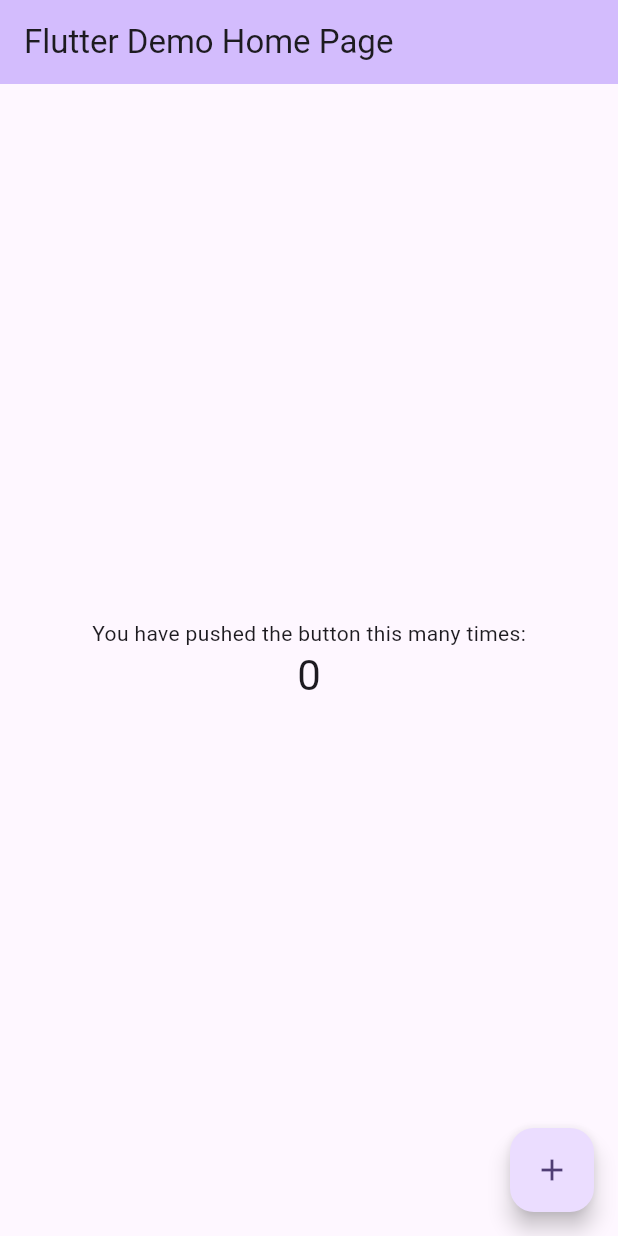
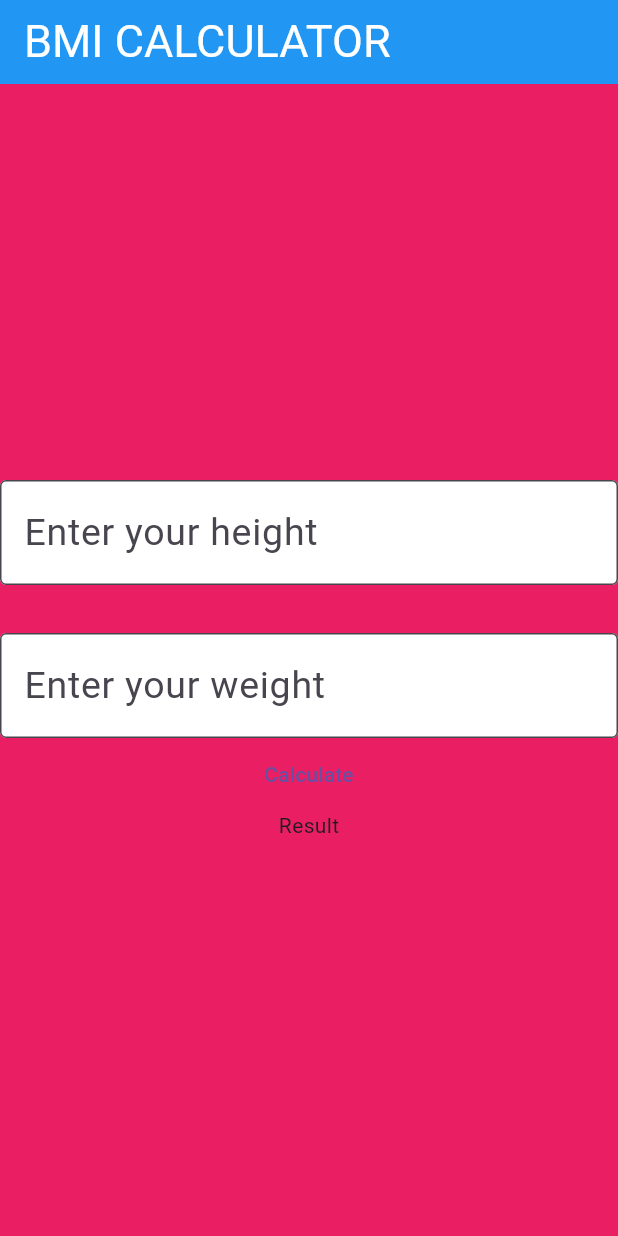
Before and after one commit to nirupamanv/bmicalculator, a Flutter app: the screen it shows after launch, on a phone screen of 412 x 824 dp. Run offline on Flutter 3.47's test engine with Material 3 defaults, Android fonts, the phone set to English and light mode, and no system bars.

```diff
--- /dev/null
+++ b/lib/bmicalc.dart
@@ -0,0 +1,67 @@
+import 'package:flutter/material.dart';
+
+class BmiCalc extends StatefulWidget {
+  const BmiCalc({super.key});
+
+  @override
+  State<BmiCalc> createState() => _BmiCalcState();
+}
+
+class _BmiCalcState extends State<BmiCalc> {
+  TextEditingController height=TextEditingController();
+  TextEditingController weight=TextEditingController();
+    double h_value=0;
+  double w_value=0;
+  double result=0;
+  void calculate(){
+   h_value=double.parse(height.text)/100;
+   w_value=double.parse(weight.text);
+   result=w_value/(h_value*h_value);
+   print(result);
+  }
+  @override
+  Widget build(BuildContext context) {
+    return Scaffold(
+      appBar: AppBar(
+          backgroundColor: Colors.blue,
+          title: Text(
+            'BMI CALCULATOR',
+            style: TextStyle(color: Colors.white, fontSize: 30),
+          )),
+      backgroundColor: Colors.pink,
+      body: Column(
+        mainAxisAlignment: MainAxisAlignment.center,
+        children: [
+          TextField(
+            controller:height,
+            decoration: InputDecoration(
+              border: OutlineInputBorder(),
+              hintText: 'Enter your height',
+              filled: true,
+              fillColor: Colors.white,
+            ),
+            style: TextStyle(fontSize: 25),
+          ),
+          Padding(padding: EdgeInsets.all(16.0)),
+          TextField(
+            controller: weight,
+            decoration: InputDecoration(
+              border: OutlineInputBorder(),
+              hintText: 'Enter your weight',
+              filled: true,
+              fillColor: Colors.white,
+            ),
+            style: TextStyle(fontSize: 25),
+          ),
+          TextButton(onPressed: () {
+            setState(() {
+              calculate();
+            });
+            },
+              child: Text('Calculate')),
+          Text('Result')
+        ],
+      ),
+    );
+  }
+}
--- a/lib/main.dart
+++ b/lib/main.dart
@@ -1,125 +1,7 @@
+import 'package:bmicalculator/bmicalc.dart';
 import 'package:flutter/material.dart';
-
-void main() {
-  runApp(const MyApp());
+void main(){
+  runApp(MaterialApp(
+    home: BmiCalc(),
+  ));
 }
-
-class MyApp extends StatelessWidget {
-  const MyApp({super.key});
-
-  // This widget is the root of your application.
-  @override
-  Widget build(BuildContext context) {
-    return MaterialApp(
-      title: 'Flutter Demo',
-      theme: ThemeData(
-        // This is the theme of your application.
-        //
-        // TRY THIS: Try running your application with "flutter run". You'll see
-        // the application has a purple toolbar. Then, without quitting the app,
-        // try changing the seedColor in the colorScheme below to Colors.green
-        // and then invoke "hot reload" (save your changes or press the "hot
-        // reload" button in a Flutter-supported IDE, or press "r" if you used
-        // the command line to start the app).
-        //
-        // Notice that the counter didn't reset back to zero; the application
-        // state is not lost during the reload. To reset the state, use hot
-        // restart instead.
-        //
-        // This works for code too, not just values: Most code changes can be
-        // tested with just a hot reload.
-        colorScheme: ColorScheme.fromSeed(seedColor: Colors.deepPurple),
-        useMaterial3: true,
-      ),
-      home: const MyHomePage(title: 'Flutter Demo Home Page'),
-    );
-  }
-}
-
-class MyHomePage extends StatefulWidget {
-  const MyHomePage({super.key, required this.title});
-
-  // This widget is the home page of your application. It is stateful, meaning
-  // that it has a State object (defined below) that contains fields that affect
-  // how it looks.
-
-  // This class is the configuration for the state. It holds the values (in this
-  // case the title) provided by the parent (in this case the App widget) and
-  // used by the build method of the State. Fields in a Widget subclass are
-  // always marked "final".
-
-  final String title;
-
-  @override
-  State<MyHomePage> createState() => _MyHomePageState();
-}
-
-class _MyHomePageState extends State<MyHomePage> {
-  int _counter = 0;
-
-  void _incrementCounter() {
-    setState(() {
-      // This call to setState tells the Flutter framework that something has
-      // changed in this State, which causes it to rerun the build method below
-      // so that the display can reflect the updated values. If we changed
-      // _counter without calling setState(), then the build method would not be
-      // called again, and so nothing would appear to happen.
-      _counter++;
-    });
-  }
-
-  @override
-  Widget build(BuildContext context) {
-    // This method is rerun every time setState is called, for instance as done
-    // by the _incrementCounter method above.
-    //
-    // The Flutter framework has been optimized to make rerunning build methods
-    // fast, so that you can just rebuild anything that needs updating rather
-    // than having to individually change instances of widgets.
-    return Scaffold(
-      appBar: AppBar(
-        // TRY THIS: Try changing the color here to a specific color (to
-        // Colors.amber, perhaps?) and trigger a hot reload to see the AppBar
-        // change color while the other colors stay the same.
-        backgroundColor: Theme.of(context).colorScheme.inversePrimary,
-        // Here we take the value from the MyHomePage object that was created by
-        // the App.build method, and use it to set our appbar title.
-        title: Text(widget.title),
-      ),
-      body: Center(
-        // Center is a layout widget. It takes a single child and positions it
-        // in the middle of the parent.
-        child: Column(
-          // Column is also a layout widget. It takes a list of children and
-          // arranges them vertically. By default, it sizes itself to fit its
-          // children horizontally, and tries to be as tall as its parent.
-          //
-          // Column has various properties to control how it sizes itself and
-          // how it positions its children. Here we use mainAxisAlignment to
-          // center the children vertically; the main axis here is the vertical
-          // axis because Columns are vertical (the cross axis would be
-          // horizontal).
-          //
-          // TRY THIS: Invoke "debug painting" (choose the "Toggle Debug Paint"
-          // action in the IDE, or press "p" in the console), to see the
-          // wireframe for each widget.
-          mainAxisAlignment: MainAxisAlignment.center,
-          children: <Widget>[
-            const Text(
-              'You have pushed the button this many times:',
-            ),
-            Text(
-              '$_counter',
-              style: Theme.of(context).textTheme.headlineMedium,
-            ),
-          ],
-        ),
-      ),
-      floatingActionButton: FloatingActionButton(
-        onPressed: _incrementCounter,
-        tooltip: 'Increment',
-        child: const Icon(Icons.add),
-      ), // This trailing comma makes auto-formatting nicer for build methods.
-    );
-  }
-}
```
